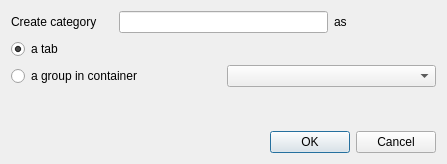
This is SWGIS-DLLSrc/SWGIS-App/swgisaddtaborgroupbase.ui in LZS1991/SWGIS as Qt 5 draws it before an edit. The edited form follows.
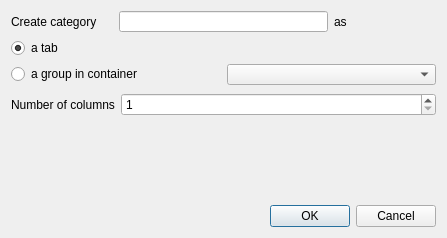
This is the edited form.

The edit to the form file:
```diff
--- a/SWGIS-DLLSrc/SWGIS-App/swgisaddtaborgroupbase.ui
+++ b/SWGIS-DLLSrc/SWGIS-App/swgisaddtaborgroupbase.ui
@@ -7,23 +7,13 @@
     <x>0</x>
     <y>0</y>
     <width>447</width>
-    <height>164</height>
+    <height>238</height>
    </rect>
   </property>
   <property name="windowTitle">
    <string>Dialog</string>
   </property>
-  <layout class="QGridLayout" name="gridLayout_2">
-   <item row="3" column="1">
-    <widget class="QDialogButtonBox" name="buttonBox">
-     <property name="orientation">
-      <enum>Qt::Horizontal</enum>
-     </property>
-     <property name="standardButtons">
-      <set>QDialogButtonBox::Cancel|QDialogButtonBox::Ok</set>
-     </property>
-    </widget>
-   </item>
+  <layout class="QFormLayout" name="formLayout">
    <item row="0" column="0" colspan="2">
     <layout class="QGridLayout" name="gridLayout">
      <item row="0" column="0">
@@ -78,7 +68,7 @@
      </item>
     </layout>
    </item>
-   <item row="1" column="0" rowspan="3" colspan="2">
+   <item row="3" column="0">
     <spacer name="verticalSpacer">
      <property name="orientation">
       <enum>Qt::Vertical</enum>
@@ -91,6 +81,33 @@
      </property>
     </spacer>
    </item>
+   <item row="4" column="1">
+    <widget class="QDialogButtonBox" name="buttonBox">
+     <property name="orientation">
+      <enum>Qt::Horizontal</enum>
+     </property>
+     <property name="standardButtons">
+      <set>QDialogButtonBox::Cancel|QDialogButtonBox::Ok</set>
+     </property>
+    </widget>
+   </item>
+   <item row="1" column="0">
+    <widget class="QLabel" name="label_3">
+     <property name="text">
+      <string>Number of columns</string>
+     </property>
+    </widget>
+   </item>
+   <item row="1" column="1">
+    <widget class="QSpinBox" name="mColumnCountSpinBox">
+     <property name="minimum">
+      <number>1</number>
+     </property>
+     <property name="maximum">
+      <number>5</number>
+     </property>
+    </widget>
+   </item>
   </layout>
  </widget>
  <tabstops>
```
